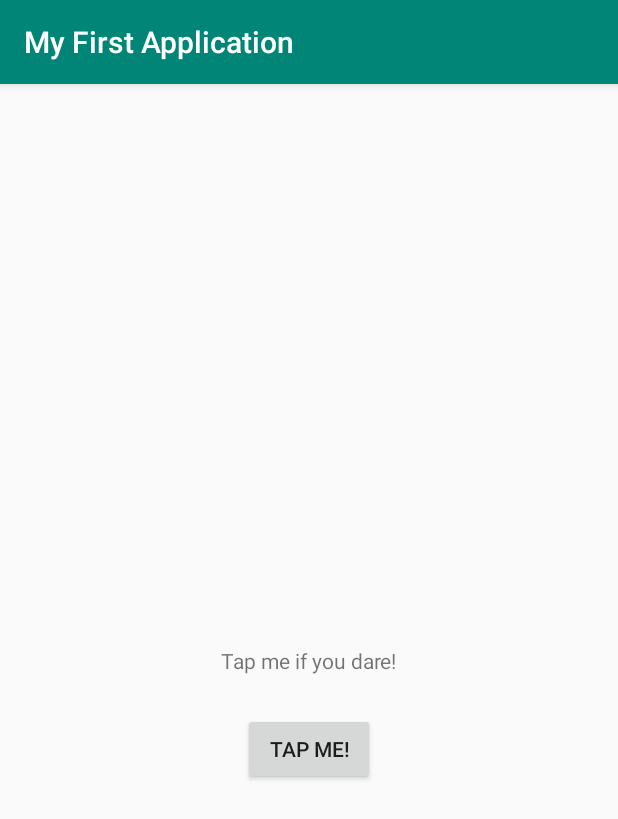
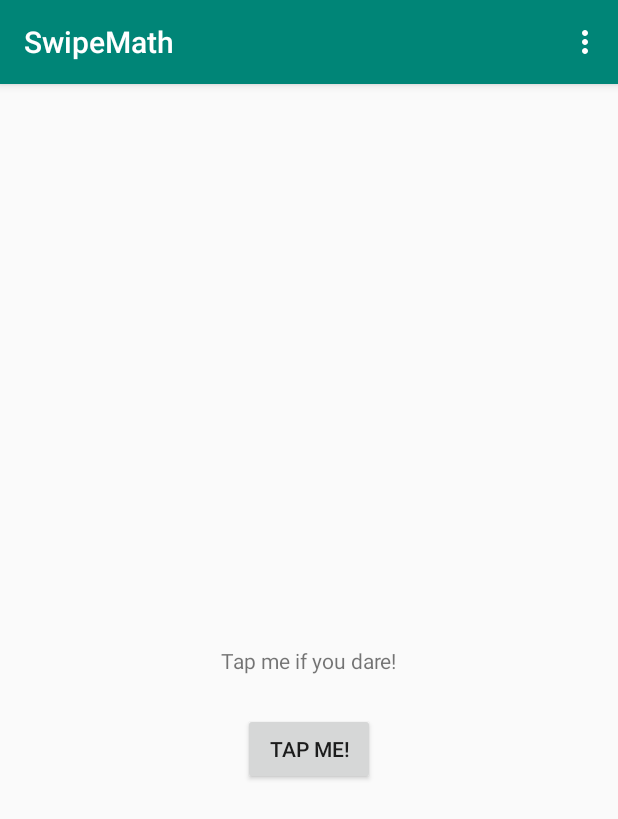
Before and after one commit to connor-giles/SwipeMath, an Android app: the screen it shows after launch (MainActivity), on a phone screen of 412 x 824 dp. Shown: the top 819 px of the screen. Run offline under Robolectric (Android 15) with nearby library versions, the phone set to English and light mode, and no system bars.

```diff
--- a/app/src/main/AndroidManifest.xml
+++ b/app/src/main/AndroidManifest.xml
@@ -5,10 +5,12 @@
     <application
         android:allowBackup="true"
         android:icon="@mipmap/ic_launcher"
-        android:label="@string/app_name"
+        android:label="SwipeMath"
         android:roundIcon="@mipmap/ic_launcher_round"
         android:supportsRtl="true"
         android:theme="@style/AppTheme">
+        <activity android:name=".About"></activity>
+        <activity android:name=".Statistics" />
         <activity android:name=".MainActivity">
             <intent-filter>
                 <action android:name="android.intent.action.MAIN" />
--- a/app/src/main/java/com/example/myfirstapplication/MainActivity.java
+++ b/app/src/main/java/com/example/myfirstapplication/MainActivity.java
@@ -2,6 +2,8 @@ package com.example.myfirstapplication;
 
 import android.support.v7.app.AppCompatActivity;
 import android.os.Bundle;
+import android.view.Menu;
+import android.view.MenuInflater;
 import android.view.View;
 import android.widget.Toast;
 
@@ -14,6 +16,15 @@ public class MainActivity extends AppCompatActivity {
         setContentView(R.layout.activity_main);
     }
 
+    @Override
+    public boolean onCreateOptionsMenu(Menu menu)
+    {
+        MenuInflater inflater = getMenuInflater();
+        inflater.inflate(R.menu.main_menu, menu);
+        return true;
+    }
+
+
     public void onButtonTap(View v)
     {
         Toast myToast =  Toast.makeText(getApplicationContext(), "Ouch!", Toast.LENGTH_LONG);
```
Also changed, not shown: app/src/main/java/com/example/myfirstapplication/About.java (added, +13 -0 lines), app/src/main/java/com/example/myfirstapplication/Statistics.java (added, +13 -0 lines), app/src/main/res/layout/about.xml (added, +9 -0 lines), app/src/main/res/layout/statistics.xml (added, +9 -0 lines).
